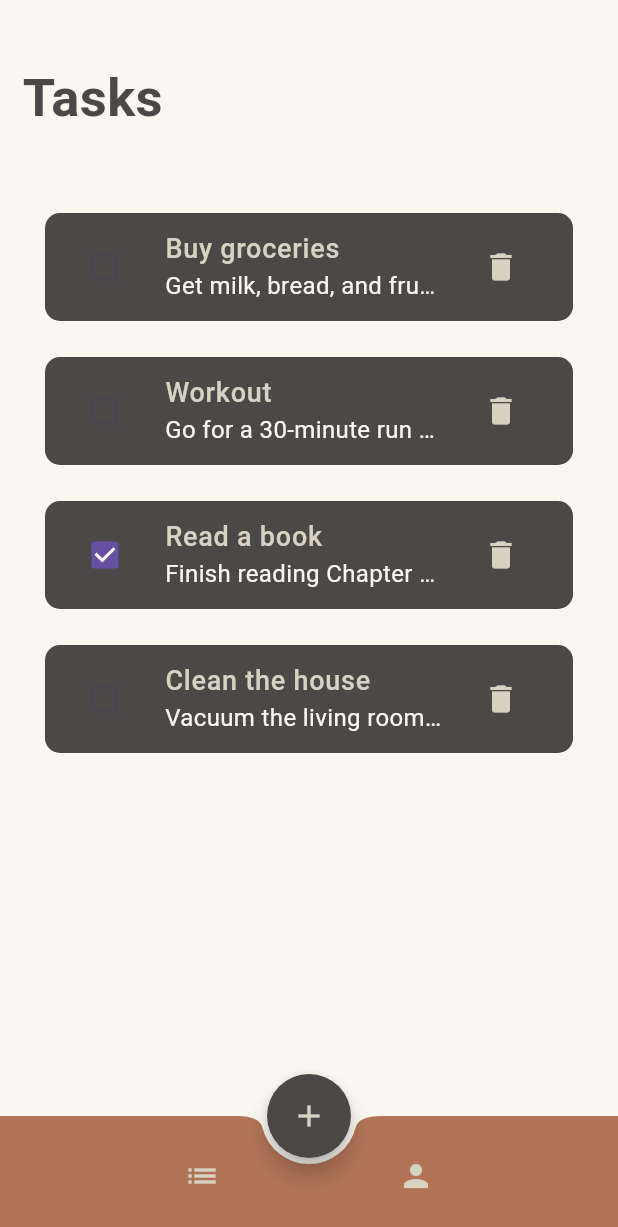
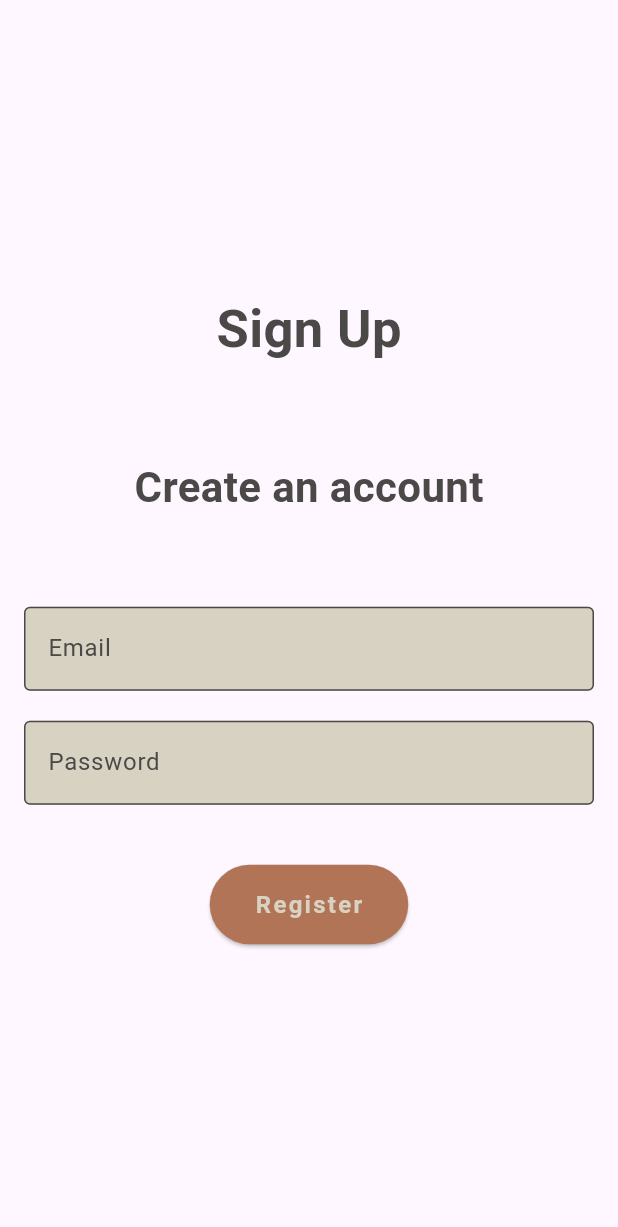
Before and after one commit to soufiyanelmansouri/todo_app, a Flutter app: the screen it shows after launch, on a phone screen of 412 x 824 dp. Shown: the top 1227 px of the screen. Run offline on Flutter 3.47's test engine with Material 3 defaults, Android fonts, the phone set to English and light mode, and no system bars; our stand-ins replace firebase_auth; accounts and stored records are empty.

Commit message:
Add FirebaseAuth functionality, Auth screen, AuthService, and AuthController

```diff
--- /dev/null
+++ b/lib/controllers/auth_controller.dart
@@ -0,0 +1,40 @@
+import 'package:flutter/material.dart';
+import '../models/user_model.dart';
+import '../services/auth_service.dart';
+
+class AuthController with ChangeNotifier {
+  final AuthService _authService = AuthService();
+  UserModel? _currentUser;
+  String? _authError;
+
+  UserModel? get currentUser => _currentUser;
+  String? get authError => _authError;
+
+  Future<void> signUp(String email, String password) async {
+    try {
+      _currentUser = await _authService.signUpWithEmail(email, password);
+      _authError = null;
+      notifyListeners();
+    } catch (error) {
+      _authError = error.toString();
+      notifyListeners();
+    }
+  }
+
+  Future<void> signIn(String email, String password) async {
+    try {
+      _currentUser = await _authService.signInWithEmail(email, password);
+      _authError = null;
+      notifyListeners();
+    } catch (error) {
+      _authError = error.toString();
+      notifyListeners();
+    }
+  }
+
+  Future<void> signOut() async {
+    await _authService.signOut();
+    _currentUser = null;
+    notifyListeners();
+  }
+}
--- a/lib/controllers/task_controller.dart
+++ b/lib/controllers/task_controller.dart
@@ -1,7 +1,7 @@
 import 'package:flutter/material.dart';
 
 import '../models/task.dart';
-import '../services/service.dart';
+import '../services/task_service.dart';
 
 class TaskController extends ChangeNotifier {
   final TaskService _taskService = TaskService();
--- a/lib/main.dart
+++ b/lib/main.dart
@@ -1,7 +1,7 @@
 import 'package:flutter/material.dart';
 import 'package:provider/provider.dart';
 import 'controllers/task_controller.dart';
-import 'views/screens/home_screen.dart';
+import 'views/screens/register_screen.dart';
 
 void main() {
   runApp(const MyApp());
@@ -16,7 +16,7 @@ class MyApp extends StatelessWidget {
       create: (context) => TaskController()..fetchTasks(),
       child: const MaterialApp(
         debugShowCheckedModeBanner: false,
-        home: HomeScreen(),
+        home: RegisterScreen(),
       ),
     );
   }
--- /dev/null
+++ b/lib/models/user_model.dart
@@ -0,0 +1,11 @@
+class UserModel {
+  final String uid;
+  final String email;
+  final String passwod;
+
+  UserModel({
+    required this.uid,
+    required this.email,
+    required this.passwod,
+  });
+}
--- /dev/null
+++ b/lib/services/auth_service.dart
@@ -0,0 +1,33 @@
+import 'package:firebase_auth/firebase_auth.dart';
+
+import '../models/user_model.dart';
+
+class AuthService {
+  final FirebaseAuth _firebaseAuth = FirebaseAuth.instance;
+
+  Future<UserModel?> signUpWithEmail(String email, String password) async {
+    try {
+      final result = await _firebaseAuth.createUserWithEmailAndPassword(
+          email: email, password: password);
+      final user = result.user;
+      return UserModel(uid: user!.uid, email: user.email!, passwod: password);
+    } on FirebaseAuthException catch (e) {
+      throw e.message ?? "An unknown error occurred.";
+    }
+  }
+
+  Future<UserModel?> signInWithEmail(String email, String password) async {
+    try {
+      final result = await _firebaseAuth.signInWithEmailAndPassword(
+          email: email, password: password);
+      final user = result.user;
+      return UserModel(uid: user!.uid, email: user.email!, passwod: password);
+    } on FirebaseAuthException catch (e) {
+      throw e.message ?? "An unknown error occurred.";
+    }
+  }
+
+  Future<void> signOut() async {
+    await _firebaseAuth.signOut();
+  }
+}
--- a/lib/utils/constants.dart
+++ b/lib/utils/constants.dart
@@ -24,7 +24,7 @@ class TextStyles {
 
   // Regular text for body content
   static const TextStyle bodyRegular = TextStyle(
-    color: ColorStyles.cream,
+    color: ColorStyles.charcoalBrown,
     fontWeight: FontWeight.w400, // Normal weight
     fontSize: 16,
   );
@@ -46,7 +46,7 @@ class TextStyles {
 
   // Bold uppercase text for buttons
   static const TextStyle buttonBold = TextStyle(
-    color: ColorStyles.charcoalBrown,
+    color: ColorStyles.softBeige,
     fontWeight: FontWeight.w700,
     fontSize: 16,
     letterSpacing: 1.5, // Slight letter spacing for buttons
--- /dev/null
+++ b/lib/views/screens/register_screen.dart
@@ -0,0 +1,118 @@
+import 'package:flutter/material.dart';
+import 'package:provider/provider.dart';
+
+import '../../controllers/auth_controller.dart';
+import '../../utils/constants.dart';
+// Assuming you have TextStyles and ColorStyles in constants.dart
+
+class RegisterScreen extends StatefulWidget {
+  const RegisterScreen({super.key});
+
+  @override
+  State<RegisterScreen> createState() => _SignUpScreenState();
+}
+
+class _SignUpScreenState extends State<RegisterScreen> {
+  final TextEditingController _emailController = TextEditingController();
+  final TextEditingController _passwordController = TextEditingController();
+
+  @override
+  void dispose() {
+    _emailController.dispose();
+    _passwordController.dispose();
+    super.dispose();
+  }
+
+  Future<void> _registerUser() async {
+    final authController = Provider.of<AuthController>(context, listen: false);
+
+    await authController.signUp(
+        _emailController.text, _passwordController.text);
+
+    if (!mounted) return;
+
+    if (authController.authError != null) {
+      ScaffoldMessenger.of(context).showSnackBar(
+        SnackBar(content: Text(authController.authError!)),
+      );
+    }
+  }
+
+  @override
+  Widget build(BuildContext context) {
+    return Scaffold(
+      body: Padding(
+        padding: const EdgeInsets.symmetric(horizontal: 16, vertical: 25),
+        child: Column(
+          crossAxisAlignment: CrossAxisAlignment.start,
+          mainAxisAlignment: MainAxisAlignment.center,
+          children: [
+            const Center(
+              child: Text(
+                'Sign Up',
+                style: TextStyles.headerBold,
+              ),
+            ),
+            const SizedBox(height: 60),
+            const Center(
+              child: Text(
+                'Create an account',
+                style: TextStyles.subheaderSemiBold,
+              ),
+            ),
+            const SizedBox(height: 60),
+            TextField(
+              controller: _emailController,
+              decoration: const InputDecoration(
+                filled: true,
+                fillColor: ColorStyles.softBeige,
+                labelText: 'Email',
+                labelStyle: TextStyles.bodyRegular,
+                border: OutlineInputBorder(),
+                enabledBorder: OutlineInputBorder(
+                  borderSide: BorderSide(color: ColorStyles.charcoalBrown),
+                ),
+                focusedBorder: OutlineInputBorder(
+                  borderSide: BorderSide(color: ColorStyles.warmTerracotta),
+                ),
+              ),
+            ),
+            const SizedBox(height: 20),
+            TextField(
+              controller: _passwordController,
+              decoration: const InputDecoration(
+                filled: true,
+                fillColor: ColorStyles.softBeige,
+                labelText: 'Password',
+                labelStyle: TextStyles.bodyRegular,
+                border: OutlineInputBorder(),
+                enabledBorder: OutlineInputBorder(
+                  borderSide: BorderSide(color: ColorStyles.charcoalBrown),
+                ),
+                focusedBorder: OutlineInputBorder(
+                  borderSide: BorderSide(color: ColorStyles.warmTerracotta),
+                ),
+              ),
+              obscureText: true,
+            ),
+            const SizedBox(height: 40),
+            Center(
+              child: ElevatedButton(
+                onPressed: _registerUser,
+                style: ElevatedButton.styleFrom(
+                  backgroundColor: ColorStyles.warmTerracotta,
+                  padding:
+                      const EdgeInsets.symmetric(horizontal: 30, vertical: 15),
+                ),
+                child: const Text(
+                  'Register',
+                  style: TextStyles.buttonBold,
+                ),
+              ),
+            ),
+          ],
+        ),
+      ),
+    );
+  }
+}
--- a/pubspec.yaml
+++ b/pubspec.yaml
@@ -36,6 +36,7 @@ dependencies:
   # Use with the CupertinoIcons class for iOS style icons.
   cupertino_icons: ^1.0.8
   provider: ^6.1.2
+  firebase_auth: ^5.3.1
 
 dev_dependencies:
   flutter_test:
```
Also changed, not shown: lib/services/auth.dart (deleted), lib/services/task_service.dart (renamed from lib/services/service.dart), 3 other files.
